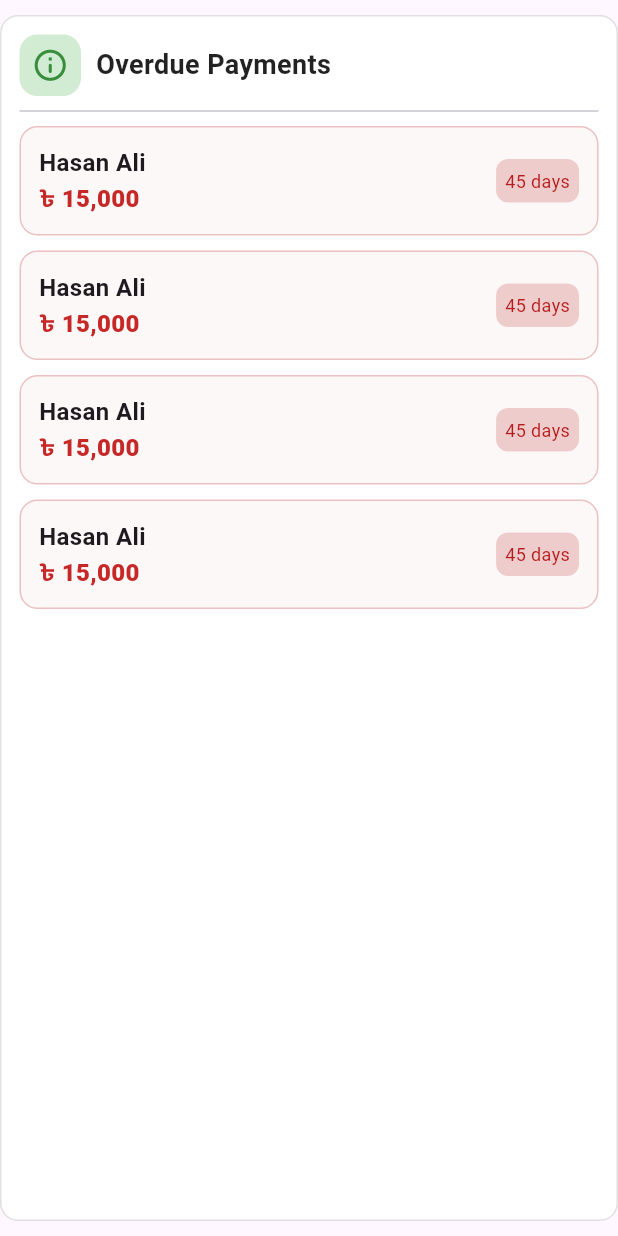
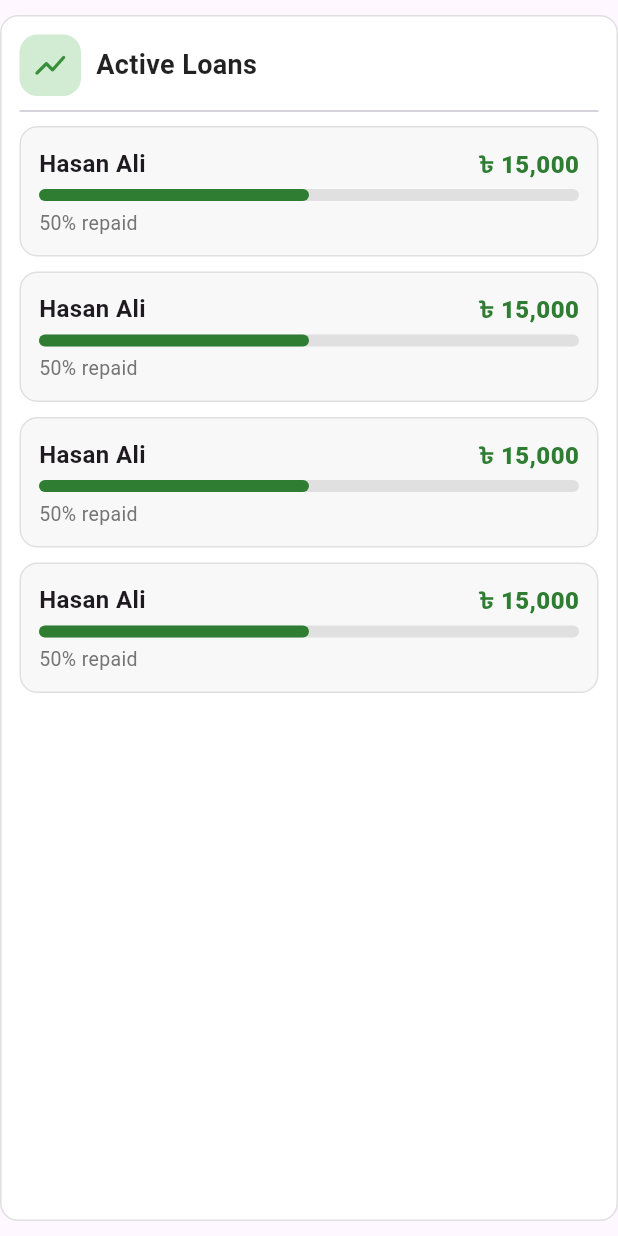
Before and after one commit to irfanekon04/microflow, a Flutter app: the ActiveLoans widget shown alone on an empty page, opened directly, on a phone screen of 412 x 824 dp. Run offline on Flutter 3.47's test engine with Material 3 defaults, Android fonts, the phone set to English and light mode, and no system bars; our stand-ins replace buttons_tabbar.

```diff
--- a/lib/components/members_page_components/add_member_form.dart
+++ b/lib/components/members_page_components/add_member_form.dart
@@ -2,7 +2,7 @@ import 'package:flutter/material.dart';
 import 'package:microflow/models/member.dart';
 
 class AddMemberForm extends StatelessWidget {
-  final void Function()? onCancel;
+  final Function()? onCancel;
   AddMemberForm({super.key, required this.onCancel});
 
   final TextEditingController nameController = TextEditingController();
--- a/lib/components/members_page_components/member_info.dart
+++ b/lib/components/members_page_components/member_info.dart
@@ -1,13 +1,17 @@
 import 'package:flutter/material.dart';
+import 'package:microflow/models/member.dart';
 
 class MemberInfo extends StatelessWidget {
-  final String name, phone, memberSince, balance;
-  const MemberInfo({
+  final String name, phone, memberSince;
+  final double balance;
+  Function()? deleteFunction;
+  MemberInfo({
     super.key,
     required this.name,
     required this.phone,
     required this.balance,
     required this.memberSince,
+    required this.deleteFunction,
   });
 
   @override
@@ -92,9 +96,7 @@ class MemberInfo extends StatelessWidget {
                       borderRadius: BorderRadius.circular(10),
                     ),
                   ),
-                  onPressed: () {
-                    print('delete');
-                  },
+                  onPressed: deleteFunction,
                   label: Text(
                     'Delete',
                     style: TextStyle(
--- a/lib/components/reports_page_components/active_loans.dart
+++ b/lib/components/reports_page_components/active_loans.dart
@@ -24,14 +24,14 @@ class ActiveLoans extends StatelessWidget {
                   borderRadius: BorderRadius.circular(12),
                 ),
                 child: Icon(
-                  Icons.info_outline_rounded,
+                  Icons.show_chart_rounded,
                   size: 25,
                   color: Colors.green.shade700,
                 ),
               ),
               SizedBox(width: 10),
               Text(
-                "Overdue Payments",
+                "Active Loans",
                 style: TextStyle(
                   color: Colors.black87,
                   fontSize: 18,
@@ -45,18 +45,16 @@ class ActiveLoans extends StatelessWidget {
             margin: .only(bottom: 10),
             padding: .all(12),
             decoration: BoxDecoration(
-              color: Colors.red.shade900.withValues(alpha: .03),
-              border: Border.all(
-                color: Colors.red.shade900.withValues(alpha: .25),
-              ),
+              border: Border.all(color: Colors.grey.shade300),
+              color: Color(0xFFf8f8f8),
               borderRadius: BorderRadius.circular(12),
             ),
-            child: Row(
-              mainAxisAlignment: .spaceBetween,
+            child: Column(
+              mainAxisAlignment: .spaceAround,
+              crossAxisAlignment: .start,
               children: [
-                Column(
+                Row(
                   mainAxisAlignment: .spaceBetween,
-                  crossAxisAlignment: .start,
                   children: [
                     Text(
                       "Hasan Ali",
@@ -65,23 +63,26 @@ class ActiveLoans extends StatelessWidget {
                     Text(
                       "৳ 15,000",
                       style: TextStyle(
-                        color: Colors.red.shade800,
+                        color: Colors.green.shade800,
                         fontSize: 16,
                         fontWeight: .w800,
                       ),
                     ),
                   ],
                 ),
-                Container(
-                  padding: .all(6),
-                  decoration: BoxDecoration(
-                    color: Colors.red.shade900.withValues(alpha: 0.20),
-                    borderRadius: BorderRadius.circular(8),
-                  ),
-                  child: Text(
-                    '45 days',
-                    style: TextStyle(color: Colors.red.shade900, fontSize: 12),
-                  ),
+                SizedBox(height: 5),
+
+                LinearProgressIndicator(
+                  borderRadius: BorderRadius.circular(8),
+                  minHeight: 8,
+                  backgroundColor: Colors.grey.shade300,
+                  valueColor: AlwaysStoppedAnimation(Colors.green.shade800),
+                  value: 0.5,
+                ),
+                SizedBox(height: 5),
+                Text(
+                  '${(.5 * 100).round()}% repaid',
+                  style: TextStyle(fontSize: 13, color: Colors.grey.shade600),
                 ),
               ],
             ),
@@ -90,18 +91,16 @@ class ActiveLoans extends StatelessWidget {
             margin: .only(bottom: 10),
             padding: .all(12),
             decoration: BoxDecoration(
-              color: Colors.red.shade900.withValues(alpha: .03),
-              border: Border.all(
-                color: Colors.red.shade900.withValues(alpha: .25),
-              ),
+              border: Border.all(color: Colors.grey.shade300),
+              color: Color(0xFFf8f8f8),
               borderRadius: BorderRadius.circular(12),
             ),
-            child: Row(
-              mainAxisAlignment: .spaceBetween,
+            child: Column(
+              mainAxisAlignment: .spaceAround,
+              crossAxisAlignment: .start,
               children: [
-                Column(
+                Row(
                   mainAxisAlignment: .spaceBetween,
-                  crossAxisAlignment: .start,
                   children: [
                     Text(
                       "Hasan Ali",
@@ -110,23 +109,26 @@ class ActiveLoans extends StatelessWidget {
                     Text(
                       "৳ 15,000",
                       style: TextStyle(
-                        color: Colors.red.shade800,
+                        color: Colors.green.shade800,
                         fontSize: 16,
                         fontWeight: .w800,
                       ),
                     ),
                   ],
                 ),
-                Container(
-                  padding: .all(6),
-                  decoration: BoxDecoration(
-                    color: Colors.red.shade900.withValues(alpha: 0.20),
-                    borderRadius: BorderRadius.circular(8),
-                  ),
-                  child: Text(
-                    '45 days',
-                    style: TextStyle(color: Colors.red.shade900, fontSize: 12),
-                  ),
+                SizedBox(height: 5),
+
+                LinearProgressIndicator(
+                  borderRadius: BorderRadius.circular(8),
+                  minHeight: 8,
+                  backgroundColor: Colors.grey.shade300,
+                  valueColor: AlwaysStoppedAnimation(Colors.green.shade800),
+                  value: 0.5,
+                ),
+                SizedBox(height: 5),
+                Text(
+                  '${(.5 * 100).round()}% repaid',
+                  style: TextStyle(fontSize: 13, color: Colors.grey.shade600),
                 ),
               ],
             ),
@@ -135,18 +137,16 @@ class ActiveLoans extends StatelessWidget {
             margin: .only(bottom: 10),
             padding: .all(12),
             decoration: BoxDecoration(
-              color: Colors.red.shade900.withValues(alpha: .03),
-              border: Border.all(
-                color: Colors.red.shade900.withValues(alpha: .25),
-              ),
+              border: Border.all(color: Colors.grey.shade300),
+              color: Color(0xFFf8f8f8),
               borderRadius: BorderRadius.circular(12),
             ),
-            child: Row(
-              mainAxisAlignment: .spaceBetween,
+            child: Column(
+              mainAxisAlignment: .spaceAround,
+              crossAxisAlignment: .start,
               children: [
-                Column(
+                Row(
                   mainAxisAlignment: .spaceBetween,
-                  crossAxisAlignment: .start,
                   children: [
                     Text(
                       "Hasan Ali",
@@ -155,23 +155,26 @@ class ActiveLoans extends StatelessWidget {
                     Text(
                       "৳ 15,000",
                       style: TextStyle(
-                        color: Colors.red.shade800,
+                        color: Colors.green.shade800,
                         fontSize: 16,
                         fontWeight: .w800,
                       ),
                     ),
                   ],
                 ),
-                Container(
-                  padding: .all(6),
-                  decoration: BoxDecoration(
-                    color: Colors.red.shade900.withValues(alpha: 0.20),
-                    borderRadius: BorderRadius.circular(8),
-                  ),
-                  child: Text(
-                    '45 days',
-                    style: TextStyle(color: Colors.red.shade900, fontSize: 12),
-                  ),
+                SizedBox(height: 5),
+
+                LinearProgressIndicator(
+                  borderRadius: BorderRadius.circular(8),
+                  minHeight: 8,
+                  backgroundColor: Colors.grey.shade300,
+                  valueColor: AlwaysStoppedAnimation(Colors.green.shade800),
+                  value: 0.5,
+                ),
+                SizedBox(height: 5),
+                Text(
+                  '${(.5 * 100).round()}% repaid',
+                  style: TextStyle(fontSize: 13, color: Colors.grey.shade600),
                 ),
               ],
             ),
@@ -180,18 +183,16 @@ class ActiveLoans extends StatelessWidget {
             margin: .only(bottom: 10),
             padding: .all(12),
             decoration: BoxDecoration(
-              color: Colors.red.shade900.withValues(alpha: .03),
-              border: Border.all(
-                color: Colors.red.shade900.withValues(alpha: .25),
-              ),
+              border: Border.all(color: Colors.grey.shade300),
+              color: Color(0xFFf8f8f8),
               borderRadius: BorderRadius.circular(12),
             ),
-            child: Row(
-              mainAxisAlignment: .spaceBetween,
+            child: Column(
+              mainAxisAlignment: .spaceAround,
+              crossAxisAlignment: .start,
               children: [
-                Column(
+                Row(
                   mainAxisAlignment: .spaceBetween,
-                  crossAxisAlignment: .start,
                   children: [
                     Text(
                       "Hasan Ali",
@@ -200,23 +201,26 @@ class ActiveLoans extends StatelessWidget {
                     Text(
                       "৳ 15,000",
                       style: TextStyle(
-                        color: Colors.red.shade800,
+                        color: Colors.green.shade800,
                         fontSize: 16,
                         fontWeight: .w800,
                       ),
                     ),
                   ],
                 ),
-                Container(
-                  padding: .all(6),
-                  decoration: BoxDecoration(
-                    color: Colors.red.shade900.withValues(alpha: 0.20),
-                    borderRadius: BorderRadius.circular(8),
-                  ),
-                  child: Text(
-                    '45 days',
-                    style: TextStyle(color: Colors.red.shade900, fontSize: 12),
-                  ),
+                SizedBox(height: 5),
+
+                LinearProgressIndicator(
+                  borderRadius: BorderRadius.circular(8),
+                  minHeight: 8,
+                  backgroundColor: Colors.grey.shade300,
+                  valueColor: AlwaysStoppedAnimation(Colors.green.shade800),
+                  value: 0.5,
+                ),
+                SizedBox(height: 5),
+                Text(
+                  '${(.5 * 100).round()}% repaid',
+                  style: TextStyle(fontSize: 13, color: Colors.grey.shade600),
                 ),
               ],
             ),
--- a/lib/models/member.dart
+++ b/lib/models/member.dart
@@ -4,6 +4,7 @@ class Member {
   String phone;
   String email;
   String? address;
+  double balance;
   // double totalSavings;
   // final List<String> loanIds;
 
@@ -13,12 +14,39 @@ class Member {
     required this.phone,
     required this.email,
     this.address,
+    this.balance = 0,
     // this.totalSavings = 0,
   });
 }
 
-List<Member> members = [];
+List<Member> members = [
+  Member(
+    name: 'Irfan Mahmud',
+    phone: '01517956334',
+    email: 'irfanekon@email.com',
+  ),
+  Member(
+    name: 'Sidratul Muntaha',
+    phone: '015730886257',
+    email: 'smuntaha@email.com',
+  ),
+  Member(name: 'Ishan Mahmud', phone: '01385654559', email: 'ishanm@email.com'),
+  Member(
+    name: 'Nusrat Chaity',
+    phone: '01813256325',
+    email: 'nusratchaity@email.com',
+  ),
+  Member(
+    name: 'Azharul Zishan',
+    phone: '01595596324',
+    email: 'azhar300@email.com',
+  ),
+];
 
 void addMember(Member member) {
   members.add(member);
 }
+
+removeMember(index) {
+  members.removeAt(index);
+}
--- a/lib/pages/members_page.dart
+++ b/lib/pages/members_page.dart
@@ -98,10 +98,15 @@ class _MembersPageState extends State<MembersPage> {
                         return MemberInfo(
                           name: members[index].name,
                           phone: members[index].phone,
-                          balance: '0',
+                          balance: members[index].balance,
                           memberSince: DateFormat(
                             'dd/MM/yyyy',
                           ).format(DateTime.now()),
+                          deleteFunction: () {
+                            setState(() {
+                              removeMember(index);
+                            });
+                          },
                         );
                       },
                     ),
--- a/pubspec.yaml
+++ b/pubspec.yaml
@@ -36,6 +36,7 @@ dependencies:
   cupertino_icons: ^1.0.8
   buttons_tabbar: ^1.3.15
   intl: ^0.20.2
+  provider: ^6.1.5+1
 
 dev_dependencies:
   flutter_test:
```
Also changed, not shown: pubspec.lock.
